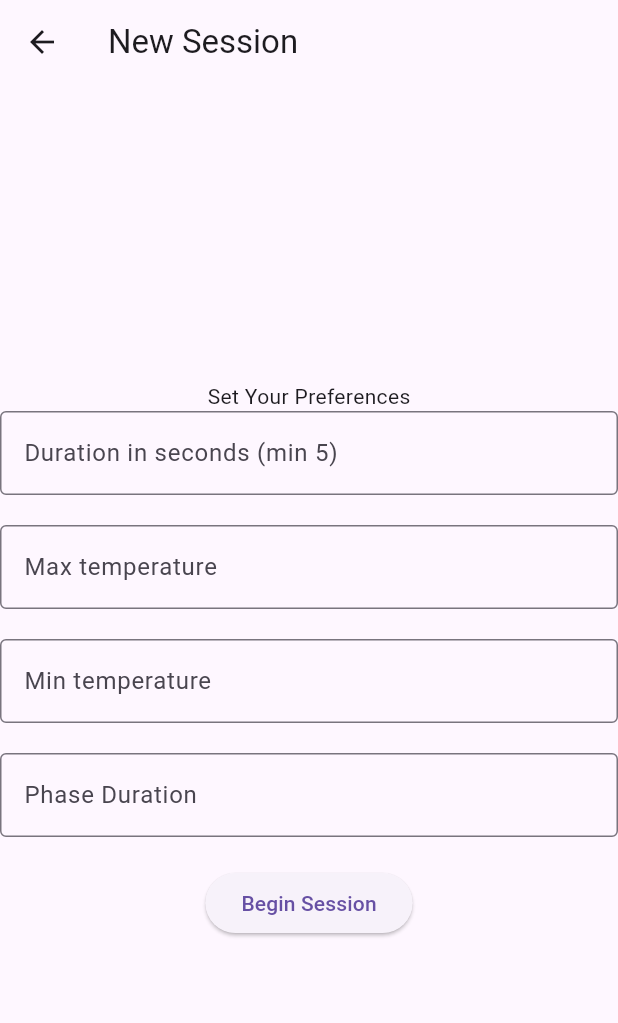
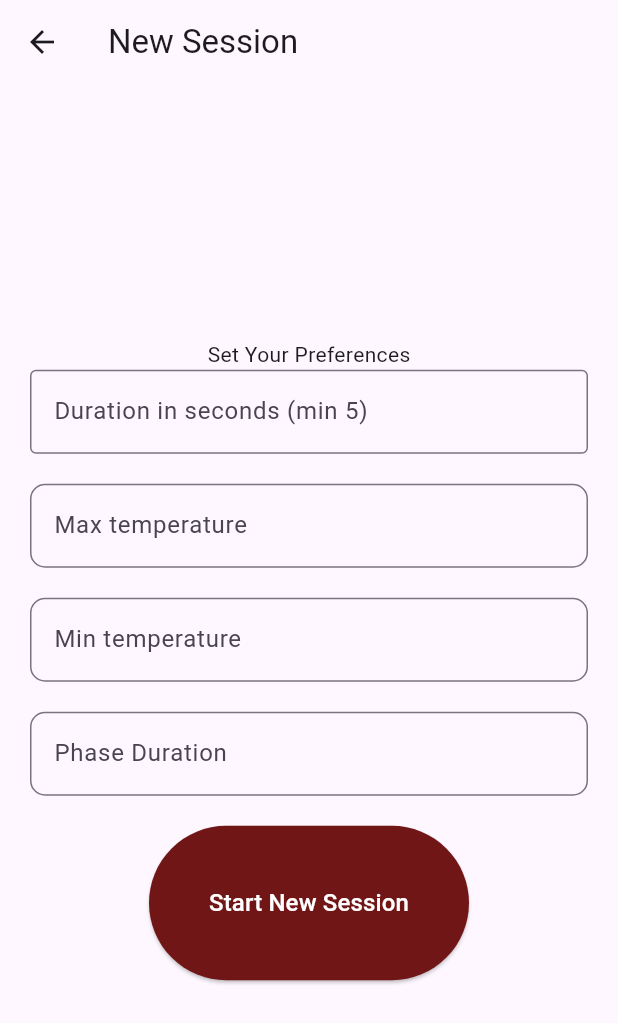
Before and after one commit to timur-harin/Fall24FlutterCourse, a Flutter app: the NewSessionScreen screen opened directly, on a phone screen of 412 x 824 dp. Shown: the top 1023 px of the screen. Run offline on Flutter 3.47's test engine with Material 3 defaults, Android fonts, the phone set to English and light mode, and no system bars; our stand-ins replace dio, flutter_riverpod, freezed_annotation, shared_preferences; accounts and stored records are empty.

Commit message:
medium assignment

```diff
--- a/lib/templates/middleAssignment/screens/new_session_screen.dart
+++ b/lib/templates/middleAssignment/screens/new_session_screen.dart
@@ -64,9 +64,9 @@ class _NewSessionScreenState extends State<NewSessionScreen> {
     } else {
       _saveNumber().then((_) {
         Navigator.pushAndRemoveUntil(
-          context,
-          MaterialPageRoute(builder: (context) => ActiveSessionScreen()),
-          (Route<dynamic> route) => false,
+        context,
+        MaterialPageRoute(builder: (context) => ActiveSessionScreen()), // Переход на главный экран
+        (Route<dynamic> route) => false, // Условие удаления всех предыдущих маршрутов (false означает удалить все)
         );
       });
     }
@@ -79,6 +79,8 @@ class _NewSessionScreenState extends State<NewSessionScreen> {
         title: Text('New Session'),
       ),
       body: Center(
+        child: Padding(
+              padding: EdgeInsets.all(20.0),
         child: Column(
           mainAxisAlignment: MainAxisAlignment.center,
           children: [
@@ -88,6 +90,7 @@ class _NewSessionScreenState extends State<NewSessionScreen> {
               keyboardType: TextInputType.number,
               decoration: InputDecoration(
                 labelText: 'Duration in seconds (min 5)',
+                hintText: 'How long will you take a shower?',
                 border: OutlineInputBorder(),
               ),
             ),
@@ -97,7 +100,10 @@ class _NewSessionScreenState extends State<NewSessionScreen> {
               keyboardType: TextInputType.number,
               decoration: InputDecoration(
                 labelText: 'Max temperature',
-                border: OutlineInputBorder(),
+                hintText: 'What is the maximum temperature?',
+                border: OutlineInputBorder(
+                  borderRadius: BorderRadius.circular(10)
+                ),
               ),
             ),
             SizedBox(height: 20),
@@ -106,7 +112,10 @@ class _NewSessionScreenState extends State<NewSessionScreen> {
               keyboardType: TextInputType.number,
               decoration: InputDecoration(
                 labelText: 'Min temperature',
-                border: OutlineInputBorder(),
+                hintText: 'What is the minimum temperature?',
+                border: OutlineInputBorder(
+                  borderRadius: BorderRadius.circular(10)
+                ),
               ),
             ),
             SizedBox(height: 20),
@@ -115,17 +124,29 @@ class _NewSessionScreenState extends State<NewSessionScreen> {
               keyboardType: TextInputType.number,
               decoration: InputDecoration(
                 labelText: 'Phase Duration',
-                border: OutlineInputBorder(),
+                hintText: 'How long will take 1 phase (hot or cold)?',
+                border: OutlineInputBorder(
+                  borderRadius: BorderRadius.circular(10)
+                ),
               ),
             ),
             SizedBox(height: 20),
             ElevatedButton(
               onPressed: _navigateToNextScreen,
-              child: Text('Begin Session'),
+              style: ElevatedButton.styleFrom(
+              backgroundColor: const Color.fromARGB(255, 112, 22, 22), // Оранжевый цвет фона кнопки  // Круглая форма
+              padding: EdgeInsets.all(40),
+              minimumSize: Size(30, 30),  // Увеличенный размер кнопки
+            ),
+            child: Text(
+              'Start New Session',
+              style: TextStyle(fontSize: 16, color: Color.fromARGB(255, 255, 255, 255)), // Увеличение текста на кнопке
+            ),
             ),
           ],
         ),
       ),
+    ),
     );
   }
 }
```
Also changed, not shown: lib/templates/middleAssignment/components/history_notifier.dart (added, +31 -0 lines), lib/templates/middleAssignment/components/history_widget.dart (+13 -23 lines), lib/templates/middleAssignment/components/temperature_painter.dart (added, +38 -0 lines), lib/templates/middleAssignment/components/temperature_transition_widget.dart (+24 -16 lines), lib/templates/middleAssignment/main.dart (+8 -3 lines), lib/templates/middleAssignment/screens/confirm_dialog.dart (+7 -4 lines), lib/templates/middleAssignment/screens/main_screen.dart (+32 -8 lines), 1 other file.
